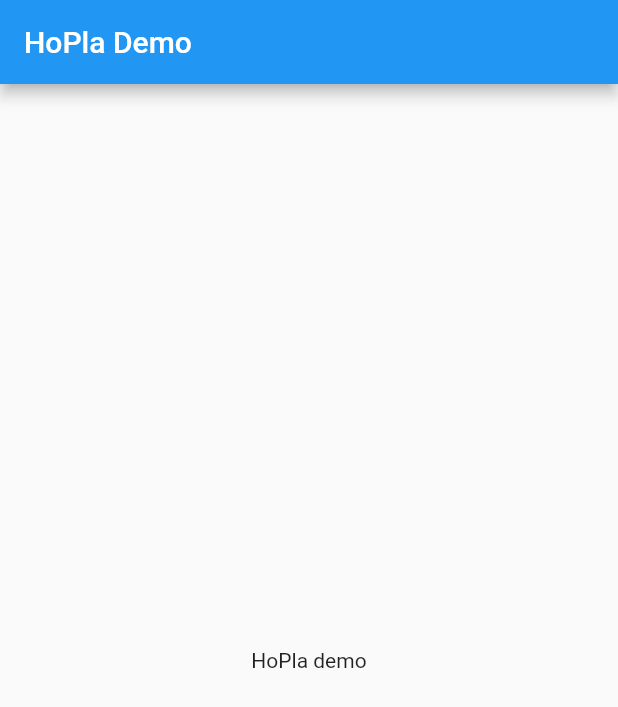
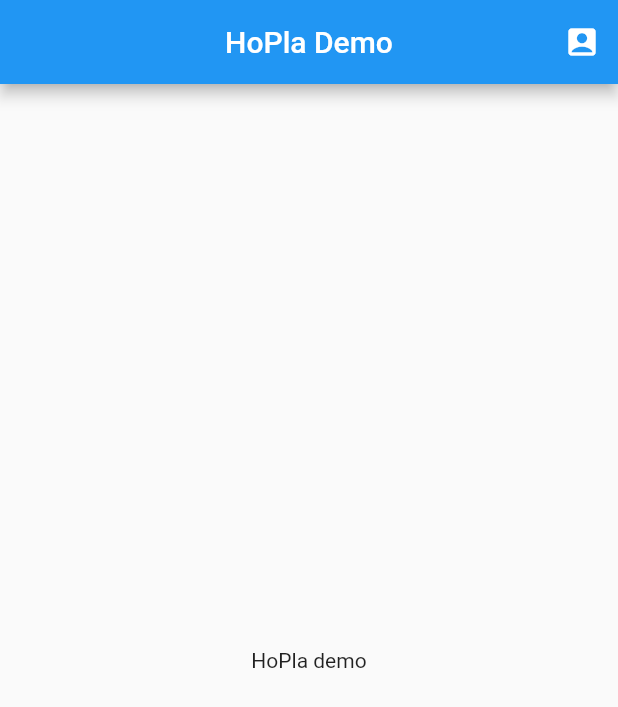
Before and after one commit to TimMaasGeesteranus/group42, a Flutter app: the screen it shows after launch, on a phone screen of 412 x 824 dp. Shown: the top 707 px of the screen. Run offline on Flutter 3.47's test engine with Material 2 defaults, Android fonts, the phone set to English and light mode, and no system bars.

Commit message:
Feat: change stub to use new scaffold

```diff
--- a/Frontend/lib/main.dart
+++ b/Frontend/lib/main.dart
@@ -1,4 +1,5 @@
 import 'package:flutter/material.dart';
+import 'package:ho_pla/util/ho_pla_scaffold.dart';
 
 void main() {
   runApp(const MyApp());
@@ -9,13 +10,9 @@ class MyApp extends StatelessWidget {
 
   @override
   Widget build(BuildContext context) {
-    return MaterialApp(
+    return const MaterialApp(
       title: 'HoPla Demo',
-      home: Scaffold(
-        appBar: AppBar(
-          title: const Text('HoPla Demo'),
-        ),
-        body: const Center(child: Text("HoPla demo"),),
+      home: HoPlaScaffold("HoPla Demo", Center(child: Text("HoPla demo"),),
       ),
     );
   }
```
